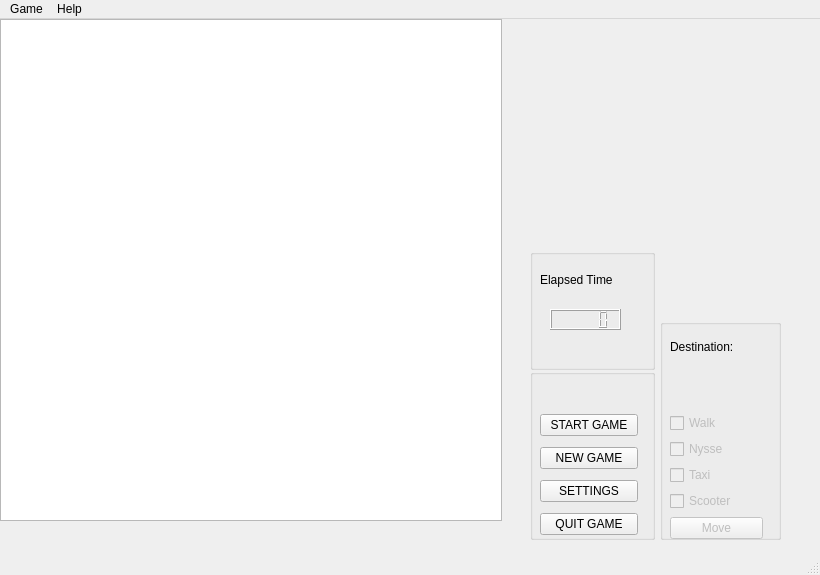
Qt form Game/mainwindow.ui (RauliV/Nysse) before a commit.
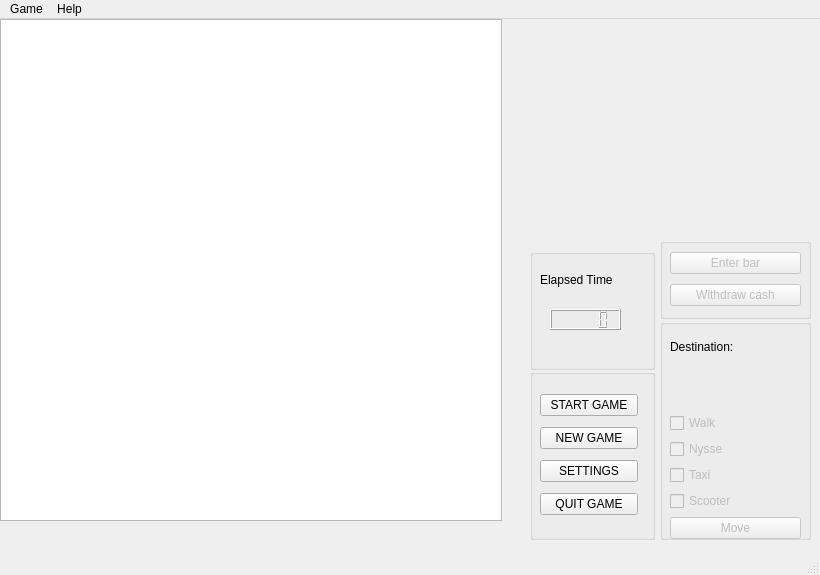
The same form after that commit.

Commit message: luotu signaalit pelaajien eri valinnoille ja slotti uuden vuoron alkamiselle

What changed in the file:
```diff
--- a/Game/mainwindow.ui
+++ b/Game/mainwindow.ui
@@ -81,7 +81,7 @@
      <property name="geometry">
       <rect>
        <x>10</x>
-       <y>40</y>
+       <y>20</y>
        <width>98</width>
        <height>132</height>
       </rect>
@@ -134,7 +134,7 @@
      <rect>
       <x>660</x>
       <y>300</y>
-      <width>121</width>
+      <width>151</width>
       <height>221</height>
      </rect>
     </property>
@@ -146,7 +146,7 @@
       <rect>
        <x>10</x>
        <y>10</y>
-       <width>93</width>
+       <width>131</width>
        <height>210</height>
       </rect>
      </property>
@@ -228,6 +228,51 @@
      </rect>
     </property>
    </widget>
+   <widget class="QGroupBox" name="groupBox_2">
+    <property name="geometry">
+     <rect>
+      <x>660</x>
+      <y>219</y>
+      <width>151</width>
+      <height>81</height>
+     </rect>
+    </property>
+    <property name="title">
+     <string/>
+    </property>
+    <widget class="QWidget" name="layoutWidget">
+     <property name="geometry">
+      <rect>
+       <x>10</x>
+       <y>10</y>
+       <width>131</width>
+       <height>64</height>
+      </rect>
+     </property>
+     <layout class="QVBoxLayout" name="verticalLayout_3">
+      <item>
+       <widget class="QPushButton" name="EnterBarPushButton">
+        <property name="enabled">
+         <bool>false</bool>
+        </property>
+        <property name="text">
+         <string>Enter bar</string>
+        </property>
+       </widget>
+      </item>
+      <item>
+       <widget class="QPushButton" name="WithdrawPushButton_2">
+        <property name="enabled">
+         <bool>false</bool>
+        </property>
+        <property name="text">
+         <string>Withdraw cash</string>
+        </property>
+       </widget>
+      </item>
+     </layout>
+    </widget>
+   </widget>
   </widget>
   <widget class="QMenuBar" name="menubar">
    <property name="geometry">
```
The commit also changes 2 other files.
